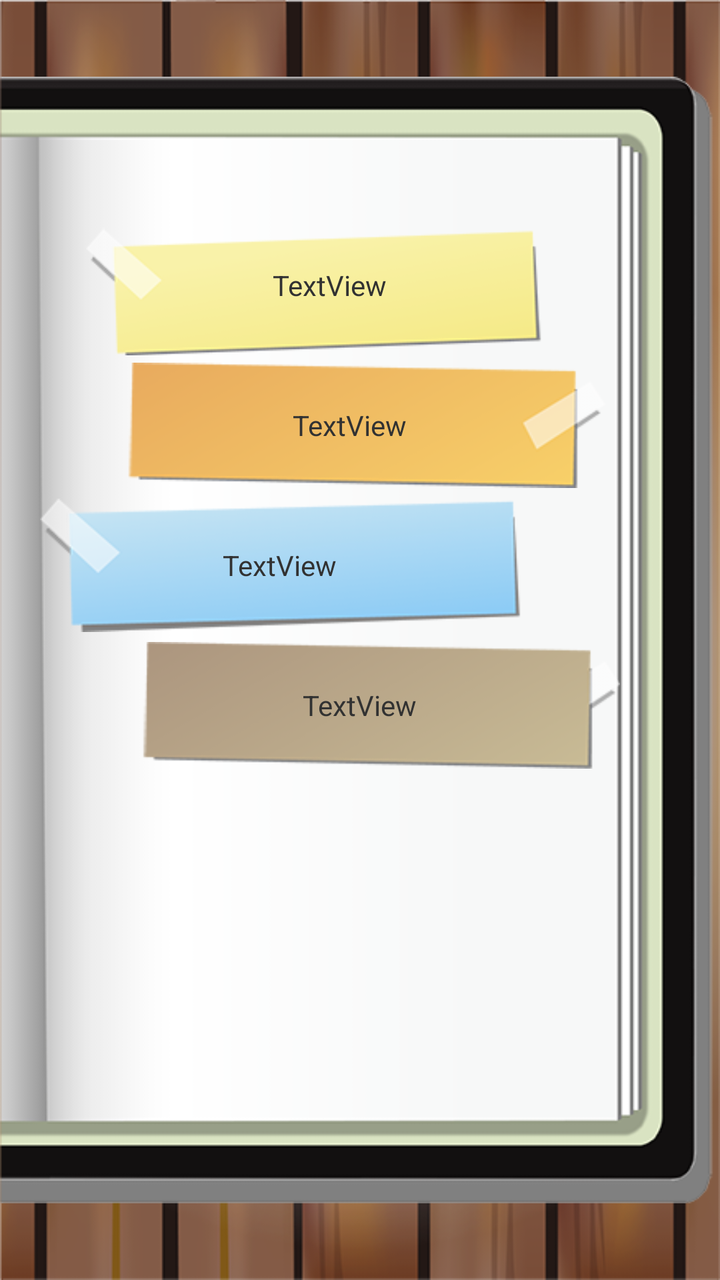
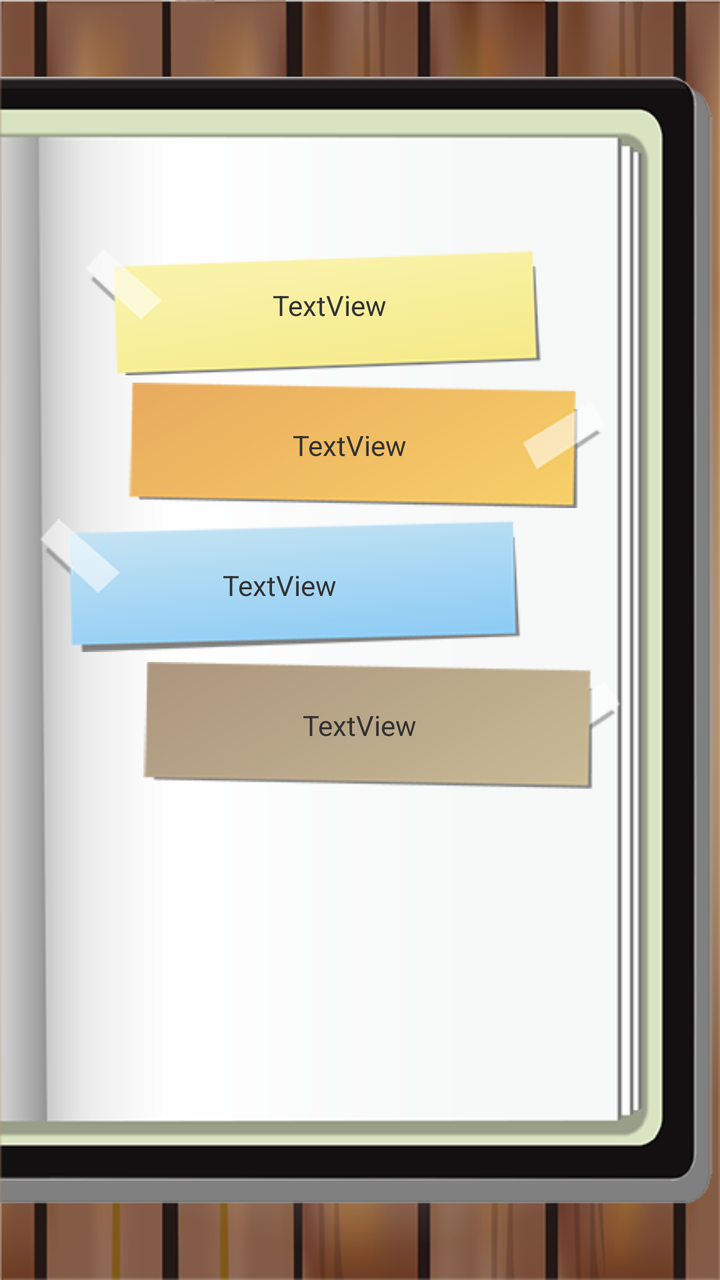

The first picture is an Android layout as it rendered before a commit; the second is the same layout after the commit. The layout source and the unified diff follow.
<!-- AndroidManifest.xml: application theme AppTheme -->
<!-- res/layout/activity_main.xml -->
<RelativeLayout xmlns:android="http://schemas.android.com/apk/res/android"
    xmlns:tools="http://schemas.android.com/tools"
    android:layout_width="match_parent"
    android:layout_height="match_parent"
    android:background="@drawable/bg_wood"
    tools:context=".MainActivity" >

    <ImageView
        android:id="@+id/imageView1"
        android:layout_width="match_parent"
        android:layout_height="match_parent"
        android:layout_alignParentLeft="true"
        android:src="@drawable/bg_book" />

    <LinearLayout
        android:id="@+id/linearLayout1"
        android:layout_width="match_parent"
        android:layout_height="wrap_content"
        android:layout_centerInParent="true"
        android:orientation="vertical" >

        <RelativeLayout
            android:layout_width="match_parent"
            android:layout_height="wrap_content" >

            <ImageButton
                android:id="@+id/btn_1"
                android:layout_width="match_parent"
                android:layout_height="70dp"
                android:background="@color/transparent"
                android:paddingLeft="20dp"
                android:paddingRight="30dp"
                android:scaleType="fitCenter"
                android:src="@drawable/btn_01" />

            <TextView
                android:id="@+id/text_1"
                android:layout_width="wrap_content"
                android:layout_height="wrap_content"
                android:layout_centerInParent="true"
                android:paddingRight="30dp"
                android:text="TextView" />
        </RelativeLayout>

        <RelativeLayout
            android:layout_width="match_parent"
            android:layout_height="wrap_content" >

            <ImageButton
                android:id="@+id/btn_2"
                android:layout_width="match_parent"
                android:layout_height="70dp"
                android:background="@color/transparent"
                android:paddingLeft="20dp"
                android:paddingRight="50dp"
                android:scaleType="fitCenter"
                android:src="@drawable/btn_02" />

            <TextView
                android:id="@+id/text_2"
                android:layout_width="wrap_content"
                android:layout_height="wrap_content"
                android:layout_centerInParent="true"
                android:paddingRight="10dp"
                android:text="TextView" />
        </RelativeLayout>

        <RelativeLayout
            android:layout_width="match_parent"
            android:layout_height="wrap_content" >

            <ImageButton
                android:id="@+id/btn_3"
                android:layout_width="match_parent"
                android:layout_height="70dp"
                android:background="@color/transparent"
                android:paddingLeft="20dp"
                android:paddingRight="50dp"
                android:scaleType="fitCenter"
                android:src="@drawable/btn_03" />

            <TextView
                android:id="@+id/text_3"
                android:layout_width="wrap_content"
                android:layout_height="wrap_content"
                android:layout_centerInParent="true"
                android:paddingRight="80dp"
                android:text="TextView" />
        </RelativeLayout>

        <RelativeLayout
            android:layout_width="match_parent"
            android:layout_height="wrap_content" >

            <ImageButton
                android:id="@+id/btn_4"
                android:layout_width="match_parent"
                android:layout_height="70dp"
                android:background="@color/transparent"
                android:paddingLeft="20dp"
                android:paddingRight="50dp"
                android:scaleType="fitCenter"
                android:src="@drawable/btn_04" />

            <TextView
                android:id="@+id/text_4"
                android:layout_width="wrap_content"
                android:layout_height="wrap_content"
                android:layout_centerInParent="true"
                android:text="TextView" />
        </RelativeLayout>

        <LinearLayout
            android:layout_width="match_parent"
            android:layout_height="wrap_content"
            android:orientation="vertical"
            android:paddingTop="50dp" >

            <ImageView
                android:id="@+id/imageView2"
                android:layout_width="match_parent"
                android:layout_height="70dp"
                android:layout_gravity="center"
                android:scaleType="fitCenter"
                android:src="@android:drawable/divider_horizontal_dark" />

            <TextView
                android:id="@+id/textView1"
                android:layout_width="wrap_content"
                android:layout_height="wrap_content"
                android:layout_gravity="center"
                android:textAppearance="?android:attr/textAppearanceMedium"
                android:text="" />

        </LinearLayout>

    </LinearLayout>

</RelativeLayout>
<!-- resources referenced by this layout -->
<resources>
  <color name="transparent">#00000000</color>
  <!-- drawable bg_book: png bitmap (drawable-mdpi, 14514 bytes) -->
  <!-- drawable bg_wood: png bitmap (drawable-mdpi, 216225 bytes) -->
  <!-- drawable btn_01: png bitmap (drawable-mdpi, 8864 bytes) -->
  <!-- drawable btn_02: png bitmap (drawable-mdpi, 8736 bytes) -->
  <!-- drawable btn_03: png bitmap (drawable-mdpi, 9684 bytes) -->
  <!-- drawable btn_04: png bitmap (drawable-mdpi, 8318 bytes) -->
  <style name="AppTheme" parent="AppBaseTheme">
          
      </style>
  <style name="AppBaseTheme" parent="android:Theme.Light">
  	    <item name="android:windowNoTitle">true</item>
          
      </style>
</resources>

<!-- the commit's change to res/layout/activity_main.xml (unified diff, before → after) -->
@@ -119,7 +119,7 @@
             <ImageView
                 android:id="@+id/imageView2"
                 android:layout_width="match_parent"
-                android:layout_height="70dp"
+                android:layout_height="50dp"
                 android:layout_gravity="center"
                 android:scaleType="fitCenter"
                 android:src="@android:drawable/divider_horizontal_dark" />
